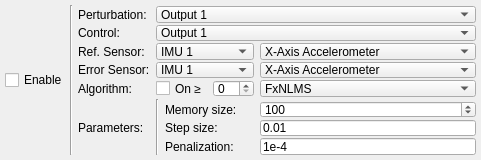
First picture: the form in uifiles/ControlPanel.ui, repository eduardobatista/ActVibSoftware, before the edit.
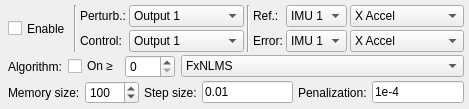
Second picture: the form after the edit.

What changed in the file:
```diff
--- a/uifiles/ControlPanel.ui
+++ b/uifiles/ControlPanel.ui
@@ -6,8 +6,8 @@
    <rect>
     <x>0</x>
     <y>0</y>
-    <width>481</width>
-    <height>160</height>
+    <width>469</width>
+    <height>107</height>
    </rect>
   </property>
   <property name="windowTitle">
@@ -43,7 +43,7 @@
      <property name="lineWidth">
       <number>0</number>
      </property>
-     <layout class="QHBoxLayout" name="horizontalLayout_5">
+     <layout class="QVBoxLayout" name="verticalLayout">
       <property name="spacing">
        <number>2</number>
       </property>
@@ -60,29 +60,332 @@
        <number>5</number>
       </property>
       <item>
-       <widget class="QCheckBox" name="checkControle">
+       <widget class="QFrame" name="frame">
         <property name="sizePolicy">
-         <sizepolicy hsizetype="Fixed" vsizetype="Preferred">
+         <sizepolicy hsizetype="Preferred" vsizetype="Minimum">
           <horstretch>0</horstretch>
           <verstretch>0</verstretch>
          </sizepolicy>
         </property>
-        <property name="text">
-         <string>Enable</string>
+        <property name="minimumSize">
+         <size>
+          <width>0</width>
+          <height>0</height>
+         </size>
         </property>
-       </widget>
-      </item>
-      <item>
-       <widget class="Line" name="line">
-        <property name="orientation">
-         <enum>Qt::Vertical</enum>
+        <property name="frameShape">
+         <enum>QFrame::NoFrame</enum>
         </property>
+        <property name="frameShadow">
+         <enum>QFrame::Raised</enum>
+        </property>
+        <layout class="QGridLayout" name="gridLayout">
+         <property name="leftMargin">
+          <number>3</number>
+         </property>
+         <property name="topMargin">
+          <number>0</number>
+         </property>
+         <property name="rightMargin">
+          <number>5</number>
+         </property>
+         <property name="bottomMargin">
+          <number>0</number>
+         </property>
+         <property name="spacing">
+          <number>3</number>
+         </property>
+         <item row="0" column="6" rowspan="2">
+          <widget class="Line" name="line_2">
+           <property name="orientation">
+            <enum>Qt::Vertical</enum>
+           </property>
+          </widget>
+         </item>
+         <item row="0" column="8">
+          <widget class="QComboBox" name="comboIMURef">
+           <property name="sizePolicy">
+            <sizepolicy hsizetype="Preferred" vsizetype="Minimum">
+             <horstretch>0</horstretch>
+             <verstretch>0</verstretch>
+            </sizepolicy>
+           </property>
+           <item>
+            <property name="text">
+             <string>IMU 1</string>
+            </property>
+           </item>
+           <item>
+            <property name="text">
+             <string>IMU 2</string>
+            </property>
+           </item>
+           <item>
+            <property name="text">
+             <string>IMU 3</string>
+            </property>
+           </item>
+          </widget>
+         </item>
+         <item row="1" column="7">
+          <widget class="QLabel" name="label_17">
+           <property name="sizePolicy">
+            <sizepolicy hsizetype="Preferred" vsizetype="Minimum">
+             <horstretch>0</horstretch>
+             <verstretch>0</verstretch>
+            </sizepolicy>
+           </property>
+           <property name="text">
+            <string>Error:</string>
+           </property>
+           <property name="alignment">
+            <set>Qt::AlignLeading|Qt::AlignLeft|Qt::AlignVCenter</set>
+           </property>
+          </widget>
+         </item>
+         <item row="0" column="7">
+          <widget class="QLabel" name="label_16">
+           <property name="sizePolicy">
+            <sizepolicy hsizetype="Preferred" vsizetype="Minimum">
+             <horstretch>0</horstretch>
+             <verstretch>0</verstretch>
+            </sizepolicy>
+           </property>
+           <property name="text">
+            <string>Ref.:</string>
+           </property>
+           <property name="alignment">
+            <set>Qt::AlignLeading|Qt::AlignLeft|Qt::AlignVCenter</set>
+           </property>
+          </widget>
+         </item>
+         <item row="0" column="9">
+          <widget class="QComboBox" name="comboRef">
+           <property name="sizePolicy">
+            <sizepolicy hsizetype="Expanding" vsizetype="Minimum">
+             <horstretch>0</horstretch>
+             <verstretch>0</verstretch>
+            </sizepolicy>
+           </property>
+           <item>
+            <property name="text">
+             <string>X Accel</string>
+            </property>
+           </item>
+           <item>
+            <property name="text">
+             <string>Y Accel</string>
+            </property>
+           </item>
+           <item>
+            <property name="text">
+             <string>Z Accel</string>
+            </property>
+           </item>
+           <item>
+            <property name="text">
+             <string>X Gyro</string>
+            </property>
+           </item>
+           <item>
+            <property name="text">
+             <string>Y Gyro</string>
+            </property>
+           </item>
+           <item>
+            <property name="text">
+             <string>Z Gyro</string>
+            </property>
+           </item>
+          </widget>
+         </item>
+         <item row="1" column="5">
+          <widget class="QComboBox" name="comboControlChannel">
+           <property name="sizePolicy">
+            <sizepolicy hsizetype="Expanding" vsizetype="Minimum">
+             <horstretch>0</horstretch>
+             <verstretch>0</verstretch>
+            </sizepolicy>
+           </property>
+           <property name="currentText">
+            <string>Output 1</string>
+           </property>
+           <item>
+            <property name="text">
+             <string>Output 1</string>
+            </property>
+           </item>
+           <item>
+            <property name="text">
+             <string>Output 2</string>
+            </property>
+           </item>
+           <item>
+            <property name="text">
+             <string>Output 3</string>
+            </property>
+           </item>
+           <item>
+            <property name="text">
+             <string>Output 4</string>
+            </property>
+           </item>
+          </widget>
+         </item>
+         <item row="1" column="8">
+          <widget class="QComboBox" name="comboIMUError">
+           <property name="sizePolicy">
+            <sizepolicy hsizetype="Preferred" vsizetype="Minimum">
+             <horstretch>0</horstretch>
+             <verstretch>0</verstretch>
+            </sizepolicy>
+           </property>
+           <item>
+            <property name="text">
+             <string>IMU 1</string>
+            </property>
+           </item>
+           <item>
+            <property name="text">
+             <string>IMU 2</string>
+            </property>
+           </item>
+           <item>
+            <property name="text">
+             <string>IMU 3</string>
+            </property>
+           </item>
+          </widget>
+         </item>
+         <item row="1" column="9">
+          <widget class="QComboBox" name="comboErro">
+           <property name="sizePolicy">
+            <sizepolicy hsizetype="Expanding" vsizetype="Minimum">
+             <horstretch>0</horstretch>
+             <verstretch>0</verstretch>
+            </sizepolicy>
+           </property>
+           <item>
+            <property name="text">
+             <string>X Accel</string>
+            </property>
+           </item>
+           <item>
+            <property name="text">
+             <string>Y Accel</string>
+            </property>
+           </item>
+           <item>
+            <property name="text">
+             <string>Z Accel</string>
+            </property>
+           </item>
+           <item>
+            <property name="text">
+             <string>X Gyro</string>
+            </property>
+           </item>
+           <item>
+            <property name="text">
+             <string>Y Gyro</string>
+            </property>
+           </item>
+           <item>
+            <property name="text">
+             <string>Z Gyro</string>
+            </property>
+           </item>
+          </widget>
+         </item>
+         <item row="1" column="4">
+          <widget class="QLabel" name="label_48">
+           <property name="sizePolicy">
+            <sizepolicy hsizetype="Minimum" vsizetype="Minimum">
+             <horstretch>0</horstretch>
+             <verstretch>0</verstretch>
+            </sizepolicy>
+           </property>
+           <property name="text">
+            <string>Control:</string>
+           </property>
+           <property name="alignment">
+            <set>Qt::AlignLeading|Qt::AlignLeft|Qt::AlignVCenter</set>
+           </property>
+          </widget>
+         </item>
+         <item row="0" column="4">
+          <widget class="QLabel" name="label_24">
+           <property name="sizePolicy">
+            <sizepolicy hsizetype="Minimum" vsizetype="Minimum">
+             <horstretch>0</horstretch>
+             <verstretch>0</verstretch>
+            </sizepolicy>
+           </property>
+           <property name="text">
+            <string>Perturb.:</string>
+           </property>
+           <property name="alignment">
+            <set>Qt::AlignLeading|Qt::AlignLeft|Qt::AlignVCenter</set>
+           </property>
+          </widget>
+         </item>
+         <item row="0" column="5">
+          <widget class="QComboBox" name="comboPerturbChannel">
+           <property name="sizePolicy">
+            <sizepolicy hsizetype="Expanding" vsizetype="Minimum">
+             <horstretch>0</horstretch>
+             <verstretch>0</verstretch>
+            </sizepolicy>
+           </property>
+           <item>
+            <property name="text">
+             <string>Output 1</string>
+            </property>
+           </item>
+           <item>
+            <property name="text">
+             <string>Output 2</string>
+            </property>
+           </item>
+           <item>
+            <property name="text">
+             <string>Output 3</string>
+            </property>
+           </item>
+           <item>
+            <property name="text">
+             <string>Output 4</string>
+            </property>
+           </item>
+          </widget>
+         </item>
+         <item row="0" column="3" rowspan="2">
+          <widget class="Line" name="line_4">
+           <property name="orientation">
+            <enum>Qt::Vertical</enum>
+           </property>
+          </widget>
+         </item>
+         <item row="0" column="2" rowspan="2">
+          <widget class="QCheckBox" name="checkControle">
+           <property name="sizePolicy">
+            <sizepolicy hsizetype="Fixed" vsizetype="Minimum">
+             <horstretch>0</horstretch>
+             <verstretch>0</verstretch>
+            </sizepolicy>
+           </property>
+           <property name="text">
+            <string>Enable</string>
+           </property>
+          </widget>
+         </item>
+        </layout>
        </widget>
       </item>
       <item>
        <widget class="QFrame" name="frame_7">
         <property name="sizePolicy">
-         <sizepolicy hsizetype="Preferred" vsizetype="Fixed">
+         <sizepolicy hsizetype="Preferred" vsizetype="Minimum">
           <horstretch>0</horstretch>
           <verstretch>0</verstretch>
          </sizepolicy>
@@ -90,7 +393,7 @@
         <property name="minimumSize">
          <size>
           <width>0</width>
-          <height>150</height>
+          <height>0</height>
          </size>
         </property>
         <property name="frameShadow">
@@ -99,7 +402,7 @@
         <property name="lineWidth">
          <number>0</number>
         </property>
-        <layout class="QGridLayout" name="gridLayout_2">
+        <layout class="QHBoxLayout" name="horizontalLayout_3">
          <property name="leftMargin">
           <number>3</number>
          </property>
@@ -112,69 +415,7 @@
          <property name="bottomMargin">
           <number>1</number>
          </property>
-         <property name="verticalSpacing">
-          <number>2</number>
-         </property>
-         <item row="8" column="5" colspan="2">
-          <widget class="QLabel" name="label_11">
-           <property name="text">
-            <string>Penalization:</string>
-           </property>
-          </widget>
-         </item>
-         <item row="4" column="4" colspan="2">
-          <widget class="QCheckBox" name="checkAlgOn">
-           <property name="text">
-            <string>On ≥</string>
-           </property>
-          </widget>
-         </item>
-         <item row="4" column="6">
-          <widget class="QSpinBox" name="spinTAlgOn"/>
-         </item>
-         <item row="2" column="4" colspan="3">
-          <widget class="QComboBox" name="comboIMURef">
-           <property name="sizePolicy">
-            <sizepolicy hsizetype="Preferred" vsizetype="Preferred">
-             <horstretch>0</horstretch>
-             <verstretch>0</verstretch>
-            </sizepolicy>
-           </property>
-           <item>
-            <property name="text">
-             <string>IMU 1</string>
-            </property>
-           </item>
-           <item>
-            <property name="text">
-             <string>IMU 2</string>
-            </property>
-           </item>
-           <item>
-            <property name="text">
-             <string>IMU 3</string>
-            </property>
-           </item>
-          </widget>
-         </item>
-         <item row="8" column="7">
-          <widget class="QLineEdit" name="normCtrl">
-           <property name="text">
-            <string>1e-4</string>
-           </property>
-          </widget>
-         </item>
-         <item row="3" column="3">
-          <widget class="QLabel" name="label_17">
-           <property name="text">
-            <string>Error Sensor:</string>
-           </property>
-           <property name="alignment">
-            <set>Qt::AlignLeading|Qt::AlignLeft|Qt::AlignVCenter</set>
-           </property>
-          </widget>
-         </item>
-         <item row="4" column="3">
+         <item>
           <widget class="QLabel" name="label_8">
            <property name="sizePolicy">
             <sizepolicy hsizetype="Preferred" vsizetype="Preferred">
@@ -193,66 +434,34 @@
            </property>
           </widget>
          </item>
-         <item row="0" column="3">
-          <widget class="QLabel" name="label_24">
-           <property name="sizePolicy">
-            <sizepolicy hsizetype="Minimum" vsizetype="Preferred">
-             <horstretch>0</horstretch>
-             <verstretch>0</verstretch>
-            </sizepolicy>
-           </property>
+         <item>
+          <widget class="QCheckBox" name="checkAlgOn">
            <property name="text">
-            <string>Perturbation:</string>
+            <string>On ≥</string>
            </property>
-           <property name="alignment">
-            <set>Qt::AlignLeading|Qt::AlignLeft|Qt::AlignVCenter</set>
-           </property>
           </widget>
          </item>
-         <item row="1" column="3">
-          <widget class="QLabel" name="label_48">
-           <property name="sizePolicy">
-            <sizepolicy hsizetype="Minimum" vsizetype="Preferred">
-             <horstretch>0</horstretch>
-             <verstretch>0</verstretch>
-            </sizepolicy>
+         <item>
+          <widget class="QSpinBox" name="spinTAlgOn">
+           <property name="minimumSize">
+            <size>
+             <width>50</width>
+             <height>0</height>
+            </size>
            </property>
-           <property name="text">
-            <string>Control:</string>
-           </property>
-           <property name="alignment">
-            <set>Qt::AlignLeading|Qt::AlignLeft|Qt::AlignVCenter</set>
-           </property>
           </widget>
          </item>
-         <item row="5" column="4" rowspan="4">
-          <widget class="Line" name="line_3">
-           <property name="orientation">
-            <enum>Qt::Vertical</enum>
-           </property>
-          </widget>
-         </item>
-         <item row="2" column="3">
-          <widget class="QLabel" name="label_16">
-           <property name="text">
-            <string>Ref. Sensor:</string>
-           </property>
-           <property name="alignment">
-            <set>Qt::AlignLeading|Qt::AlignLeft|Qt::AlignVCenter</set>
-           </property>
-          </widget>
-         </item>
-         <item row="3" column="4" colspan="3">
-          <widget class="QComboBox" name="comboIMUError">
+         <item>
+          <widget class="QComboBox" name="comboAlgoritmo">
            <property name="sizePolicy">
-            <sizepolicy hsizetype="Preferred" vsizetype="Preferred">
+            <sizepolicy hsizetype="Expanding" vsizetype="Fixed">
              <horstretch>0</horstretch>
              <verstretch>0</verstretch>
             </sizepolicy>
            </property>
            <item>
             <property name="text">
-             <string>IMU 1</string>
+             <string>FxNLMS</string>
             </property>
            </item>
            <item>
@@ -267,7 +476,41 @@
            </item>
           </widget>
          </item>
-         <item row="6" column="7">
+        </layout>
+       </widget>
+      </item>
+      <item>
+       <widget class="QFrame" name="frame_2">
+        <property name="frameShape">
+         <enum>QFrame::NoFrame</enum>
+        </property>
+        <property name="frameShadow">
+         <enum>QFrame::Raised</enum>
+        </property>
+        <layout class="QHBoxLayout" name="horizontalLayout_2">
+         <property name="spacing">
+          <number>5</number>
+         </property>
+         <property name="leftMargin">
+          <number>3</number>
+         </property>
+         <property name="topMargin">
+          <number>0</number>
+         </property>
+         <property name="rightMargin">
+          <number>5</number>
+         </property>
+         <property name="bottomMargin">
+          <number>0</number>
+         </property>
+         <item>
+          <widget class="QLabel" name="label_12">
+           <property name="text">
+            <string>Memory size:</string>
+           </property>
+          </widget>
+         </item>
+         <item>
           <widget class="QSpinBox" name="spinMemCtrl">
            <property name="minimum">
             <number>1</number>
@@ -280,7 +523,7 @@
            </property>
           </widget>
          </item>
-         <item row="7" column="5" colspan="2">
+         <item>
           <widget class="QLabel" name="label_9">
            <property name="sizePolicy">
             <sizepolicy hsizetype="Fixed" vsizetype="Preferred">
@@ -293,190 +536,25 @@
            </property>
           </widget>
          </item>
-         <item row="1" column="4" colspan="4">
-          <widget class="QComboBox" name="comboControlChannel">
-           <property name="sizePolicy">
-            <sizepolicy hsizetype="Preferred" vsizetype="Preferred">
-             <horstretch>0</horstretch>
-             <verstretch>0</verstretch>
-            </sizepolicy>
-           </property>
-           <property name="currentText">
-            <string>Output 1</string>
-           </property>
-           <item>
-            <property name="text">
-             <string>Output 1</string>
-            </property>
-           </item>
-           <item>
-            <property name="text">
-             <string>Output 2</string>
-            </property>
-           </item>
-           <item>
-            <property name="text">
-             <string>Output 3</string>
-            </property>
-           </item>
-           <item>
-            <property name="text">
-             <string>Output 4</string>
-            </property>
-           </item>
-          </widget>
-         </item>
-         <item row="2" column="7">
-          <widget class="QComboBox" name="comboRef">
-           <property name="sizePolicy">
-            <sizepolicy hsizetype="Preferred" vsizetype="Preferred">
-             <horstretch>0</horstretch>
-             <verstretch>0</verstretch>
-            </sizepolicy>
-           </property>
-           <item>
-            <property name="text">
-             <string>X-Axis Accelerometer</string>
-            </property>
-           </item>
-           <item>
-            <property name="text">
-             <string>Y-Axis Accelerometer</string>
-            </property>
-           </item>
-           <item>
-            <property name="text">
-             <string>Z-Axis Accelerometer</string>
-            </property>
-           </item>
-           <item>
-            <property name="text">
-             <string>X-Axis Gyro</string>
-            </property>
-           </item>
-           <item>
-            <property name="text">
-             <string>Y-Axis Gyro</string>
-            </property>
-           </item>
-           <item>
-            <property name="text">
-             <string>Z-Axis Gyro</string>
-            </property>
-           </item>
-          </widget>
-         </item>
-         <item row="6" column="5" colspan="2">
-          <widget class="QLabel" name="label_12">
-           <property name="text">
-            <string>Memory size:</string>
-           </property>
-          </widget>
-         </item>
-         <item row="3" column="7">
-          <widget class="QComboBox" name="comboErro">
-           <property name="sizePolicy">
-            <sizepolicy hsizetype="Preferred" vsizetype="Preferred">
-             <horstretch>0</horstretch>
-             <verstretch>0</verstretch>
-            </sizepolicy>
-           </property>
-           <item>
-            <property name="text">
-             <string>X-Axis Accelerometer</string>
-            </property>
-           </item>
-           <item>
-            <property name="text">
-             <string>Y-Axis Accelerometer</string>
-            </property>
-           </item>
-           <item>
-            <property name="text">
-             <string>Z-Axis Accelerometer</string>
-            </property>
-           </item>
-           <item>
-            <property name="text">
-             <string>X-Axis Gyro</string>
-            </property>
-           </item>
-           <item>
-            <property name="text">
-             <string>Y-Axis Gyro</string>
-            </property>
-           </item>
-           <item>
-            <property name="text">
-             <string>Z-Axis Gyro</string>
-            </property>
-           </item>
-          </widget>
-         </item>
-         <item row="4" column="7">
-          <widget class="QComboBox" name="comboAlgoritmo">
-           <item>
-            <property name="text">
-             <string>FxNLMS</string>
-            </property>
-           </item>
-           <item>
-            <property name="text">
-             <string>FxLMS</string>
-            </property>
-           </item>
-           <item>
-            <property name="text">
-             <string>FxNLMS Modificado Proposto</string>
-            </property>
-           </item>
-          </widget>
-         </item>
-         <item row="7" column="7">
+         <item>
           <widget class="QLineEdit" name="passoCtrl">
            <property name="text">
             <string>0.01</string>
            </property>
           </widget>
          </item>
-         <item row="6" column="3" rowspan="3">
-          <widget class="QLabel" name="label_10">
+         <item>
+          <widget class="QLabel" name="label_11">
            <property name="text">
-            <string>Parameters:</string>
-           </property>
-           <property name="alignment">
-            <set>Qt::AlignLeading|Qt::AlignLeft|Qt::AlignVCenter</set>
+            <string>Penalization:</string>
            </property>
           </widget>
          </item>
-         <item row="0" column="4" colspan="4">
-          <widget class="QComboBox" name="comboPerturbChannel">
-           <property name="sizePolicy">
-            <sizepolicy hsizetype="Preferred" vsizetype="Preferred">
-             <horstretch>0</horstretch>
-             <verstretch>0</verstretch>
-            </sizepolicy>
+         <item>
+          <widget class="QLineEdit" name="normCtrl">
+           <property name="text">
+            <string>1e-4</string>
            </property>
-           <item>
-            <property name="text">
-             <string>Output 1</string>
-            </property>
-           </item>
-           <item>
-            <property name="text">
-             <string>Output 2</string>
-            </property>
-           </item>
-           <item>
-            <property name="text">
-             <string>Output 3</string>
-            </property>
-           </item>
-           <item>
-            <property name="text">
-             <string>Output 4</string>
-            </property>
-           </item>
           </widget>
          </item>
         </layout>
```
Left out of the diff: 16 changed lines with no effect on the pictures.
